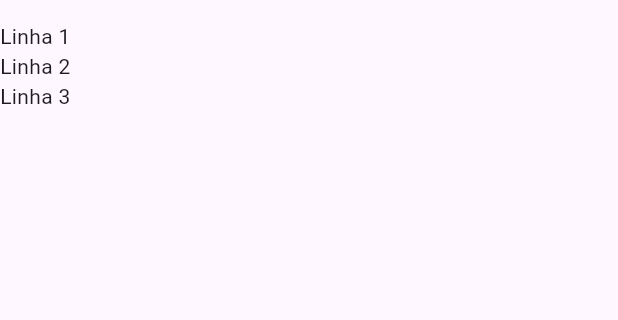
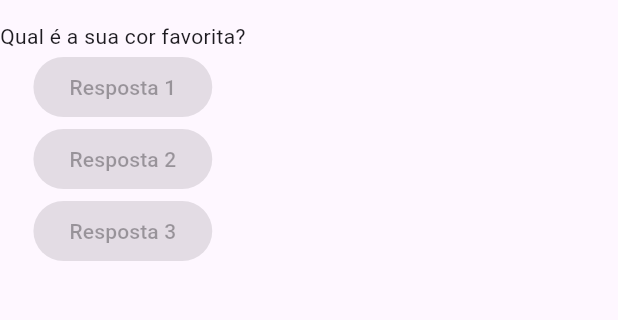
Before and after one commit to mfeeee/projeto_perguntas, a Flutter app: the screen it shows after launch, on a phone screen of 412 x 824 dp, the part 63-383 px from its top. Run offline on Flutter 3.47's test engine with Material 3 defaults, Android fonts, the phone set to English and light mode, and no system bars.

Commit message:
:sparkles: feat: utilizando Column para organizar os widgets

```diff
--- a/lib/main.dart
+++ b/lib/main.dart
@@ -7,6 +7,11 @@ class PerguntaApp extends StatelessWidget {
 
   @override
   Widget build(BuildContext context) {
+    final perguntas = [
+      'Qual é a sua cor favorita?',
+      'Qual é o seu animal favorito?',
+    ];
+
     return MaterialApp(
       home: Scaffold(
         appBar: AppBar(
@@ -14,9 +19,19 @@ class PerguntaApp extends StatelessWidget {
         ),
         body: Column(
           children: [
-            Text('Linha 1'),
-            Text('Linha 2'),
-            Text('Linha 3'),
+            Text(perguntas[0]),
+            ElevatedButton(
+              child: Text('Resposta 1'),
+              onPressed: null,
+            ),
+            ElevatedButton(
+              child: Text('Resposta 2'),
+              onPressed: null,
+            ),
+            ElevatedButton(
+              child: Text('Resposta 3'),
+              onPressed: null,
+            ),
           ],
         ),
       ),
```
